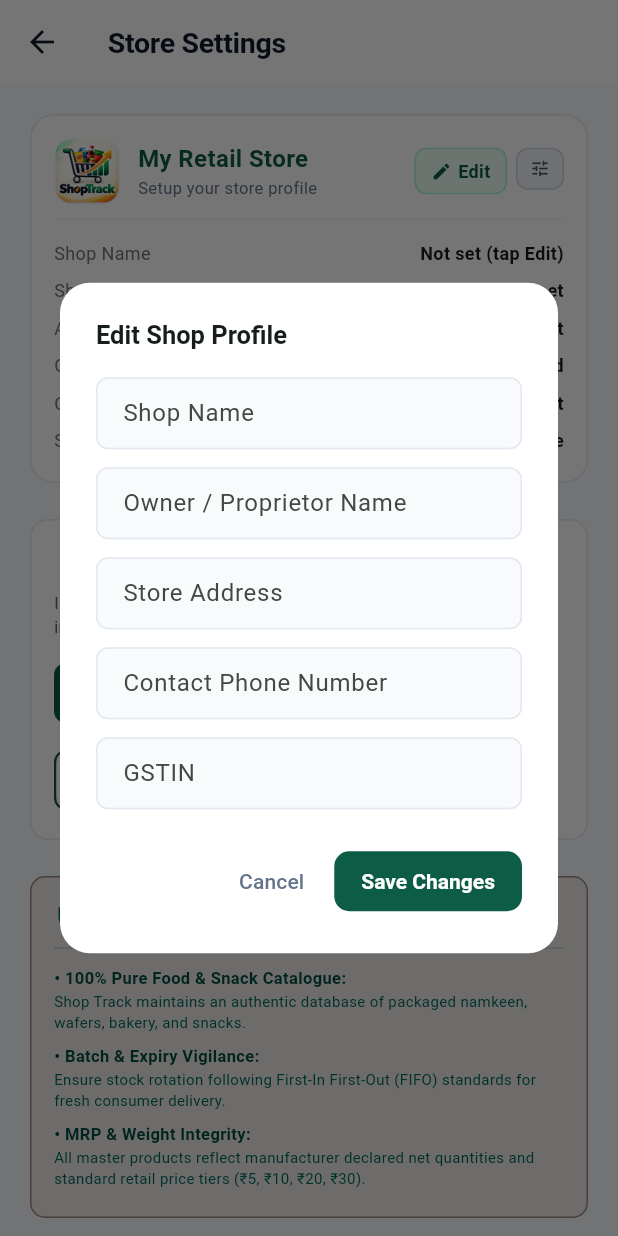
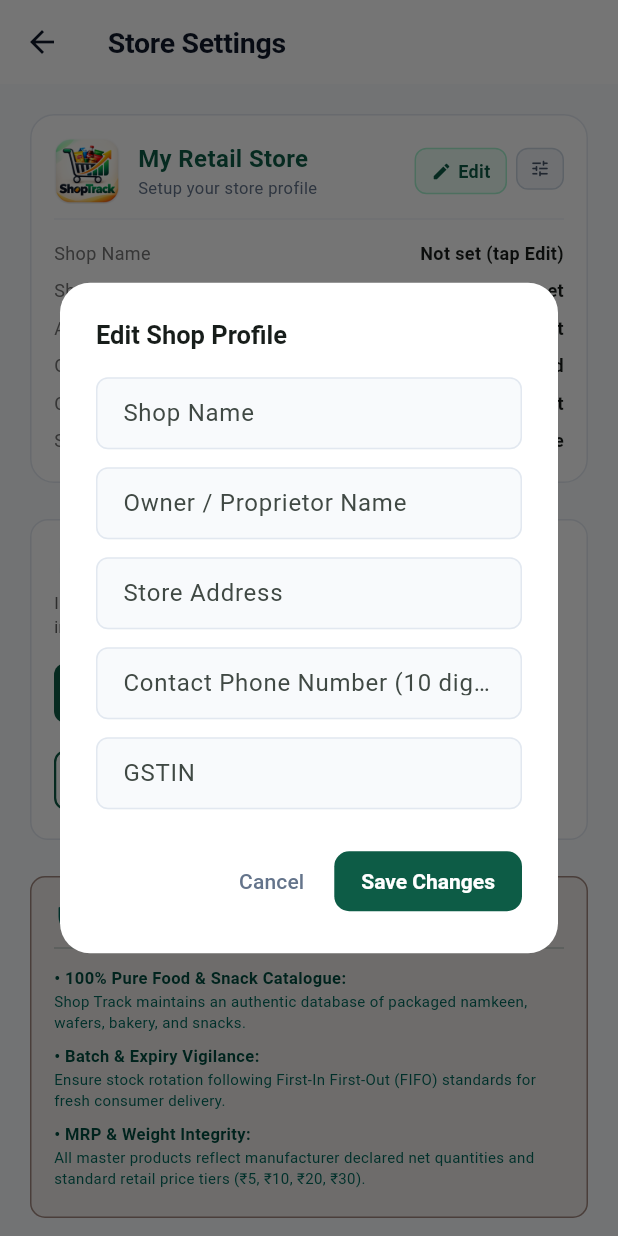
Before and after one commit to aviralshukla2612-png/shop-track, a Flutter app: the SettingsScreen screen opened directly, after a tap on "Edit", on a phone screen of 412 x 824 dp. Run offline on Flutter 3.47's test engine with Material 3 defaults, Android fonts, the phone set to English and light mode, and no system bars; our stand-ins replace cached_network_image, csv, fl_chart, flutter_riverpod, pdf, printing and 3 more; accounts and stored records are empty; Roboto replaces fonts that are missing (Segoe UI).

Commit message:
Add 10-digit phone number validation and purge dummy store inventory/sales

```diff
--- a/lib/features/settings/settings_screen.dart
+++ b/lib/features/settings/settings_screen.dart
@@ -164,7 +164,9 @@ class _SettingsScreenState extends ConsumerState<SettingsScreen> {
     final ownerCtrl = TextEditingController(text: current.shopOwner);
     final addrCtrl = TextEditingController(text: current.address);
     final gstinCtrl = TextEditingController(text: current.gstin);
-    final phoneCtrl = TextEditingController(text: current.phone);
+    final rawDigits = current.phone.replaceAll(RegExp(r'\D'), '');
+    final phoneDigits = rawDigits.length > 10 ? rawDigits.substring(rawDigits.length - 10) : rawDigits;
+    final phoneCtrl = TextEditingController(text: phoneDigits);
 
     showDialog(
       context: context,
@@ -212,8 +214,16 @@ class _SettingsScreenState extends ConsumerState<SettingsScreen> {
                   const SizedBox(height: 12),
                   TextField(
                     controller: phoneCtrl,
+                    keyboardType: TextInputType.phone,
+                    inputFormatters: [
+                      FilteringTextInputFormatter.digitsOnly,
+                      LengthLimitingTextInputFormatter(10),
+                    ],
                     decoration: InputDecoration(
-                      labelText: 'Contact Phone Number',
+                      labelText: 'Contact Phone Number (10 digits)',
+                      hintText: '9876543210',
+                      prefixText: '+91 ',
+                      prefixStyle: const TextStyle(fontWeight: FontWeight.bold, color: Color(0xFF0F172A)),
                       filled: true,
                       fillColor: const Color(0xFFF8FAFC),
                       border: OutlineInputBorder(borderRadius: BorderRadius.circular(10)),
@@ -245,12 +255,21 @@ class _SettingsScreenState extends ConsumerState<SettingsScreen> {
                 shape: RoundedRectangleBorder(borderRadius: BorderRadius.circular(10)),
               ),
               onPressed: () async {
+                final enteredDigits = phoneCtrl.text.replaceAll(RegExp(r'\D'), '').trim();
+                if (enteredDigits.isNotEmpty && enteredDigits.length != 10) {
+                  ScaffoldMessenger.of(context).showSnackBar(
+                    const SnackBar(content: Text('Phone number must be exactly 10 digits!')),
+                  );
+                  return;
+                }
+                final formattedPhone = enteredDigits.isNotEmpty ? '+91 $enteredDigits' : '';
+
                 final updated = current.copyWith(
                   shopName: nameCtrl.text.trim(),
                   shopOwner: ownerCtrl.text.trim(),
                   address: addrCtrl.text.trim(),
                   gstin: gstinCtrl.text.trim(),
-                  phone: phoneCtrl.text.trim(),
+                  phone: formattedPhone,
                   isConfigured: true,
                 );
                 await ref.read(shopProfileProvider.notifier).updateProfile(updated);
```
Also changed, not shown: lib/database/database_seeder.dart (+9 -6 lines), lib/features/onboarding/onboarding_screen.dart (+21 -5 lines).
